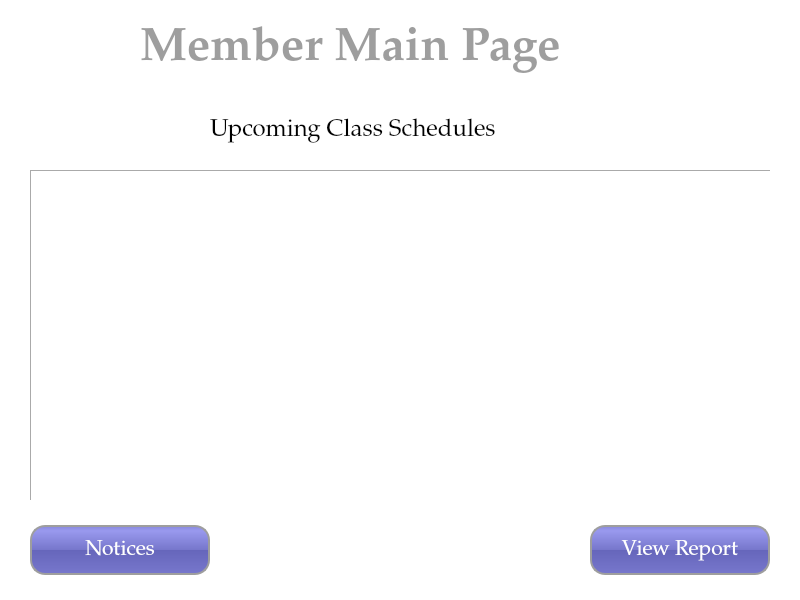
This is UI/MemberMainPageUI.ui in tural777/FinalProject as Qt 5 draws it before an edit. The edited form follows.
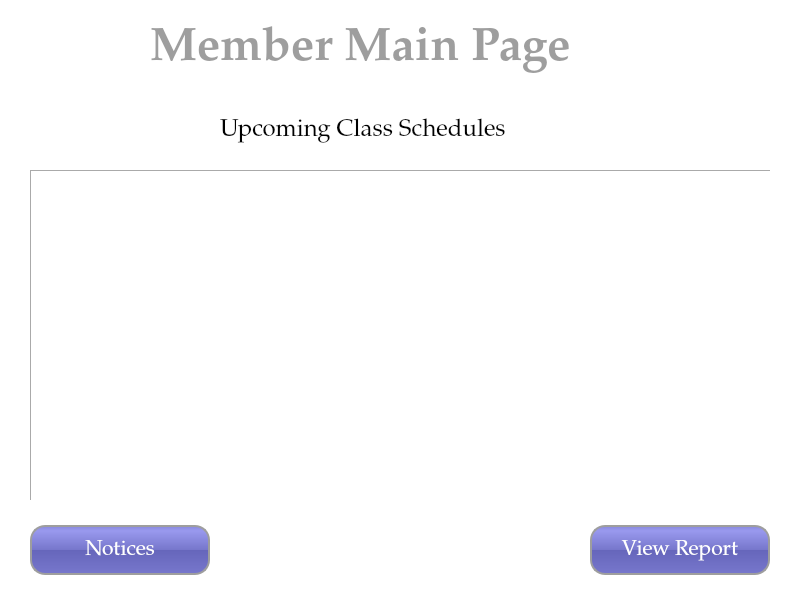
This is the edited form.

The edit to the form file:
```diff
--- a/UI/MemberMainPageUI.ui
+++ b/UI/MemberMainPageUI.ui
@@ -37,7 +37,7 @@
   <widget class="QLabel" name="lbl_title">
    <property name="geometry">
     <rect>
-     <x>140</x>
+     <x>150</x>
      <y>10</y>
      <width>521</width>
      <height>80</height>
@@ -61,7 +61,7 @@
   <widget class="QLabel" name="label">
    <property name="geometry">
     <rect>
-     <x>210</x>
+     <x>220</x>
      <y>90</y>
      <width>371</width>
      <height>81</height>
```
Left out of the diff: 3 changed lines with no effect on the pictures.
